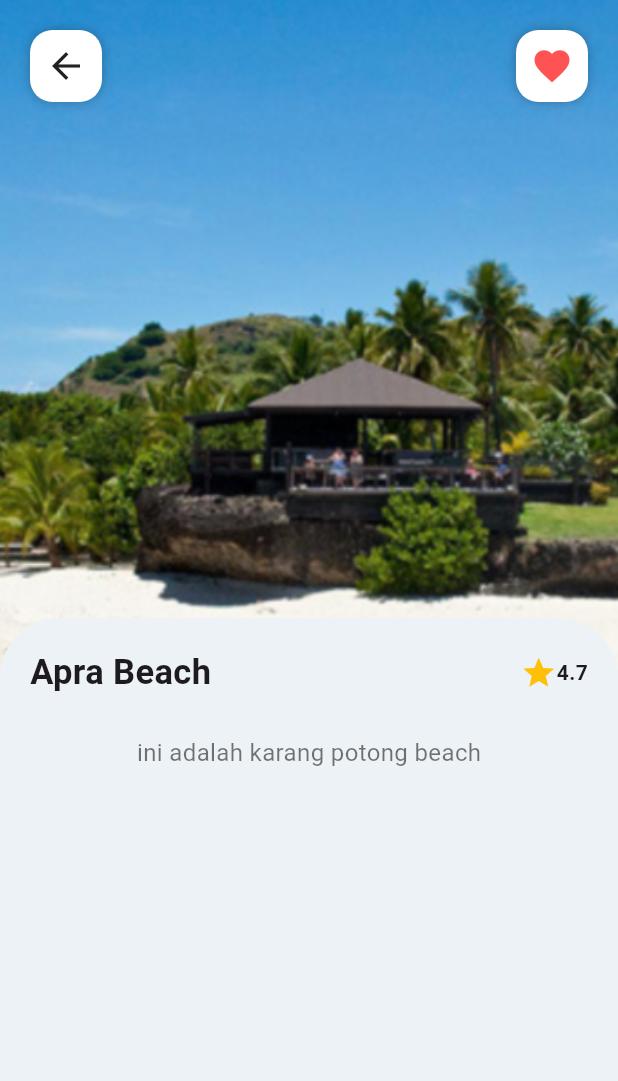
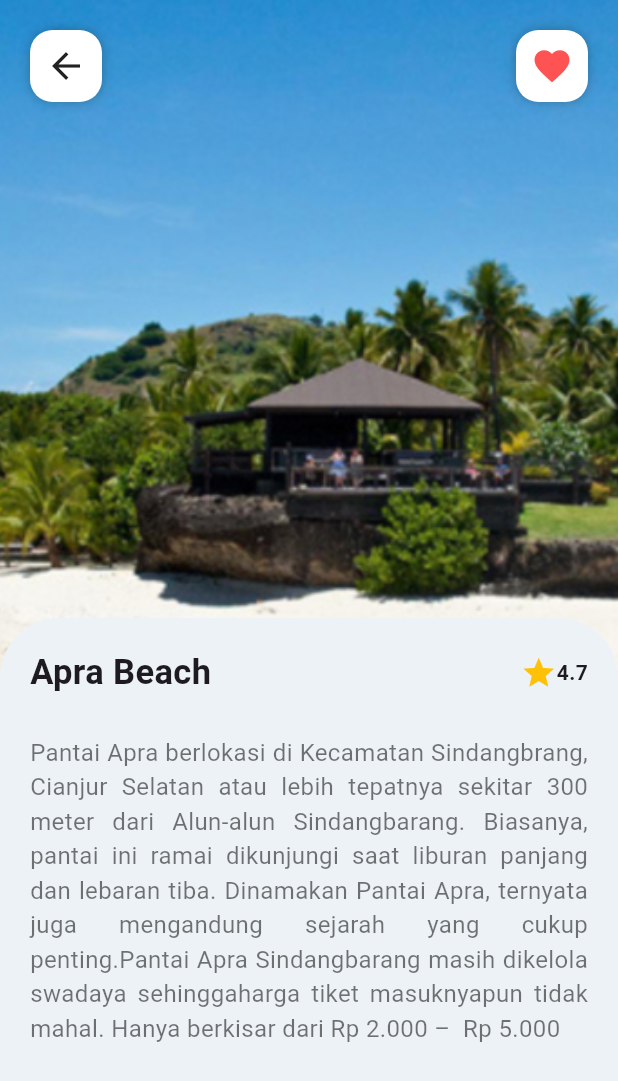
Before and after one commit to DescaMr/tubesmobile-project-baru, a Flutter app: the HomePage screen opened directly, after a tap on "Apra Beach", on a phone screen of 412 x 824 dp. Shown: the top 1081 px of the screen. Run offline on Flutter 3.47's test engine with Material 3 defaults, Android fonts, the phone set to English and light mode, and no system bars; our stand-ins replace animated_splash_screen, curved_navigation_bar, font_awesome_flutter.

```diff
--- a/lib/pages/dummy.data.dart
+++ b/lib/pages/dummy.data.dart
@@ -40,7 +40,7 @@ Beach(
 Beach(
   name: 'Apra Beach',
   Location: 'Cianjur',
-   description: 'ini adalah karang potong beach',
+   description: 'Pantai Apra berlokasi di Kecamatan Sindangbrang, Cianjur Selatan atau lebih tepatnya sekitar 300 meter dari Alun-alun Sindangbarang. Biasanya, pantai ini ramai dikunjungi saat liburan panjang dan lebaran tiba. Dinamakan Pantai Apra, ternyata juga mengandung sejarah yang cukup penting.Pantai Apra Sindangbarang masih dikelola swadaya sehinggaharga tiket masuknyapun tidak mahal. Hanya berkisar dari Rp 2.000 –  Rp 5.000 ',
    rating: '4.7',
     openDay: 'open everyday',
      openTime: 'openTime',
```
